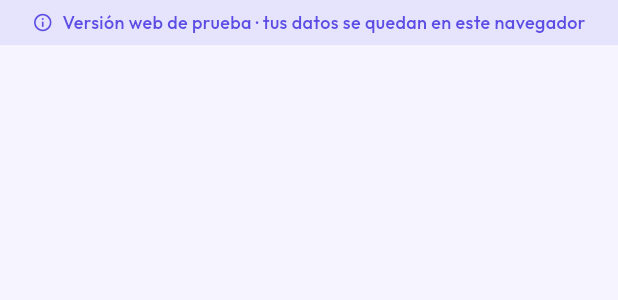
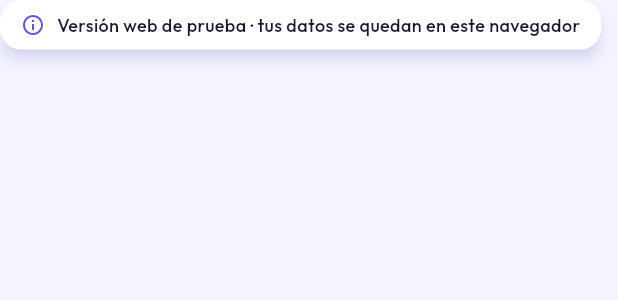
Before and after one commit to oscarrdel/BrownieNote, a Flutter app: the WebNotice widget shown alone on an empty page, opened directly, on a phone screen of 412 x 824 dp. Shown: the top 300 px of the screen. Run offline on Flutter 3.47's test engine with Material 3 defaults, Android fonts, the phone set to English and light mode, and no system bars; our stand-ins replace file_picker, image_picker, open_filex, shared_preferences, table_calendar; missing offline and left inert: crop_your_image, pasteboard; accounts and stored records are empty.

Commit message:
Make web notice a floating card instead of a top strip

```diff
--- a/browninote/lib/widgets/web_notice.dart
+++ b/browninote/lib/widgets/web_notice.dart
@@ -1,6 +1,6 @@
 import 'package:flutter/material.dart';
 
-/// Franja discreta que aparece solo en la versión web. Tus datos se quedan
+/// Tarjeta flotante que aparece solo en la versión web. Tus datos se quedan
 /// en el navegador; si borras los datos del sitio, se pierden.
 class WebNotice extends StatelessWidget {
   const WebNotice({super.key});
@@ -8,17 +8,18 @@ class WebNotice extends StatelessWidget {
   @override
   Widget build(BuildContext context) {
     final scheme = Theme.of(context).colorScheme;
-    return ColoredBox(
-      color: scheme.primary.withValues(alpha: 0.10),
-      child: SafeArea(
-        bottom: false,
-        child: SizedBox(
-          height: 30,
+    return Material(
+      color: scheme.surface,
+      elevation: 4,
+      shadowColor: scheme.primary.withValues(alpha: 0.25),
+      borderRadius: BorderRadius.circular(14),
+      child: Padding(
+        padding: const EdgeInsets.symmetric(horizontal: 14, vertical: 8),
         child: Row(
-            mainAxisAlignment: MainAxisAlignment.center,
+          mainAxisSize: MainAxisSize.min,
           children: [
-              Icon(Icons.info_outline, size: 14, color: scheme.primary),
-              const SizedBox(width: 6),
+            Icon(Icons.info_outline, size: 16, color: scheme.primary),
+            const SizedBox(width: 8),
             Flexible(
               child: Text(
                 'Versión web de prueba · tus datos se quedan en este navegador',
@@ -26,14 +27,13 @@ class WebNotice extends StatelessWidget {
                 style: TextStyle(
                   fontSize: 12,
                   fontWeight: FontWeight.w500,
-                    color: scheme.primary,
+                  color: scheme.onSurface,
                 ),
               ),
             ),
           ],
         ),
       ),
-      ),
     );
   }
 }
```
Also changed, not shown: browninote/lib/main.dart (+16 -3 lines). Lines whose indentation alone changed are shown as unchanged.
